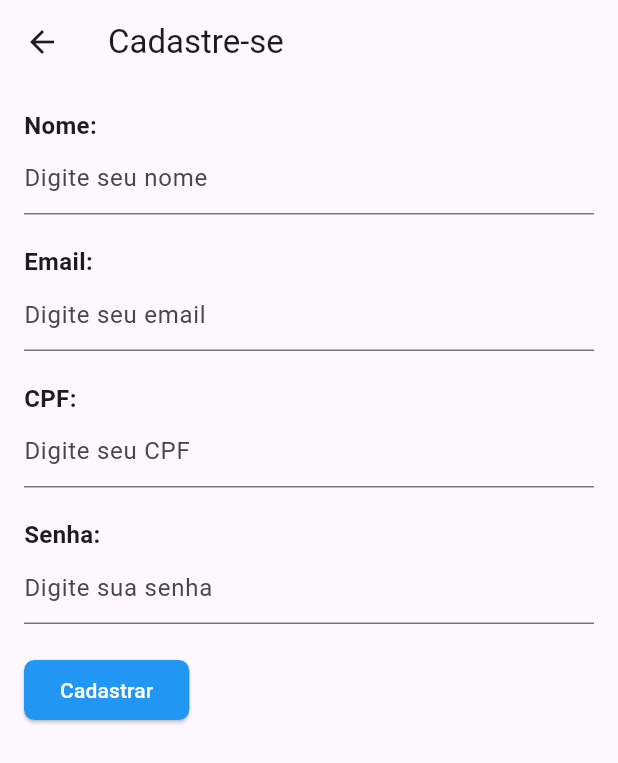
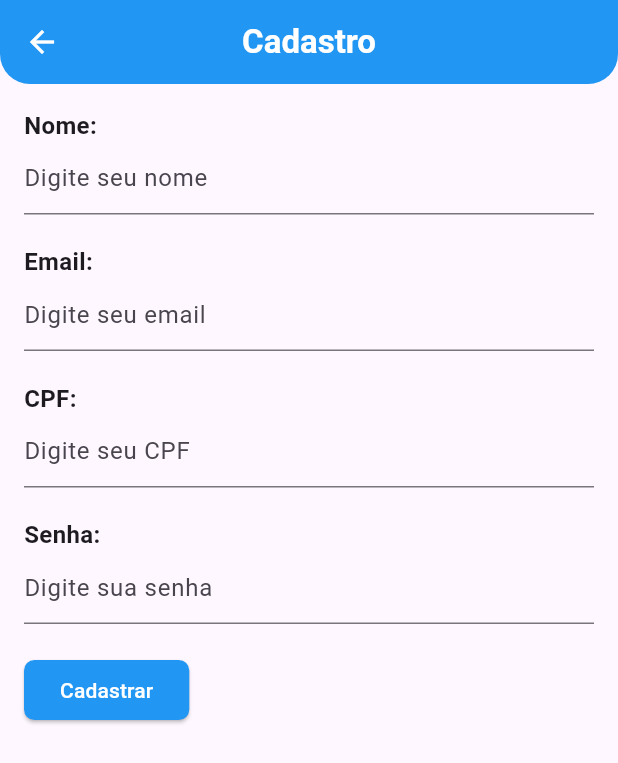
Before and after one commit to Gabrielmmk/appBanco, a Flutter app: the CadastroPage screen opened directly, on a phone screen of 412 x 824 dp. Shown: the top 763 px of the screen. Run offline on Flutter 3.47's test engine with Material 3 defaults, Android fonts, the phone set to English and light mode, and no system bars.

Commit message:
Cor do icone de voltar mudada para branco

```diff
--- a/lib/cadastro.dart
+++ b/lib/cadastro.dart
@@ -7,7 +7,20 @@ class CadastroPage extends StatelessWidget {
   Widget build(BuildContext context) {
     return Scaffold(
       appBar: AppBar(
-        title: Text('Cadastre-se'),
+        title:
+        const Text(
+          'Cadastro',
+          style: TextStyle(
+            fontWeight: FontWeight.bold,
+            color: Colors.white,
+          ),
+        ),
+        centerTitle: true,
+        backgroundColor: Colors.blue,
+        shape: const RoundedRectangleBorder(borderRadius: BorderRadius.vertical(bottom: Radius.circular(20))),
+        iconTheme: const IconThemeData(
+          color: Colors.white,
+        ),
       ),
       body: SingleChildScrollView(
         child: Padding(
```
